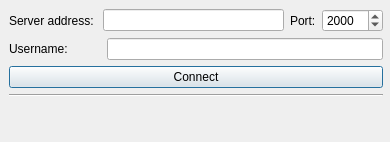
Above: apps/client/ConnectDialog.ui from Pokawa/charades before the change. Below: the same form after it.
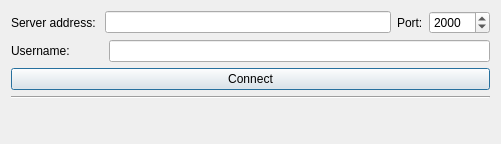
That is the form after the change.

Diff of the .ui file:
```diff
--- a/apps/client/ConnectDialog.ui
+++ b/apps/client/ConnectDialog.ui
@@ -9,22 +9,15 @@
    <rect>
     <x>0</x>
     <y>0</y>
-    <width>390</width>
-    <height>142</height>
+    <width>501</width>
+    <height>144</height>
    </rect>
   </property>
   <property name="windowTitle">
    <string>Dialog</string>
   </property>
-  <widget class="QWidget" name="verticalLayoutWidget">
-   <property name="geometry">
-    <rect>
-     <x>9</x>
-     <y>9</y>
-     <width>374</width>
-     <height>126</height>
-    </rect>
-   </property>
+  <layout class="QGridLayout" name="gridLayout">
+   <item row="0" column="0">
    <layout class="QVBoxLayout" name="verticalLayout">
     <item>
      <layout class="QHBoxLayout" name="horizontalLayout_2">
@@ -102,7 +95,8 @@
      </widget>
     </item>
    </layout>
-  </widget>
+   </item>
+  </layout>
  </widget>
  <resources/>
  <connections/>
```
Lines whose indentation alone changed are shown as unchanged.
